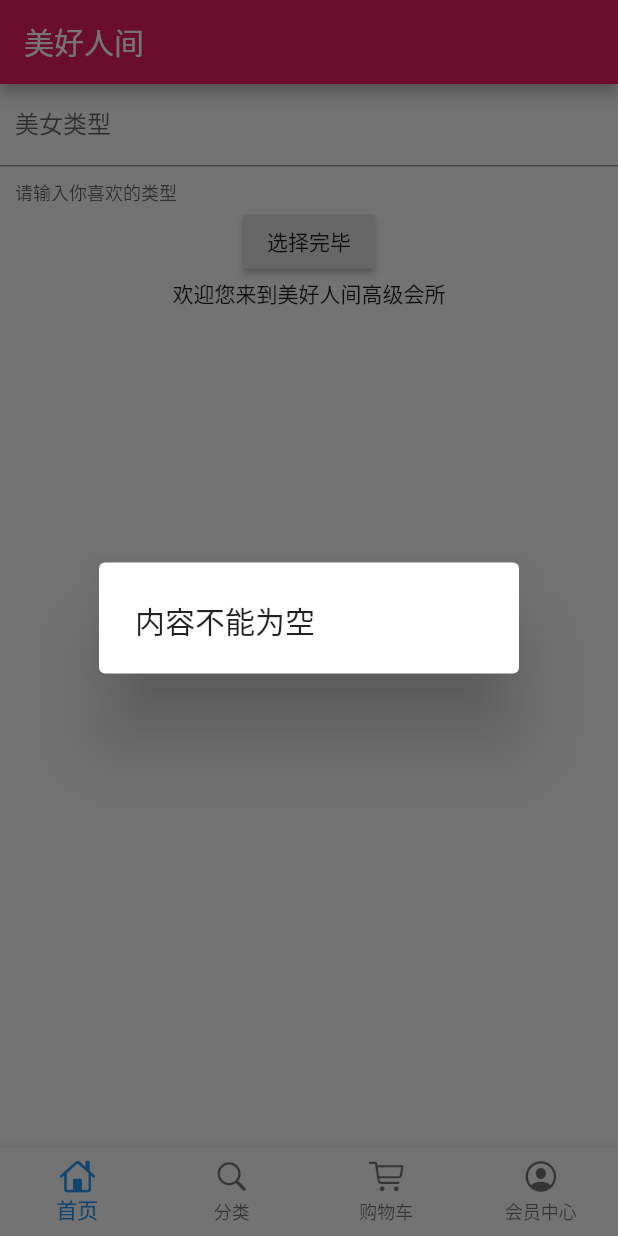
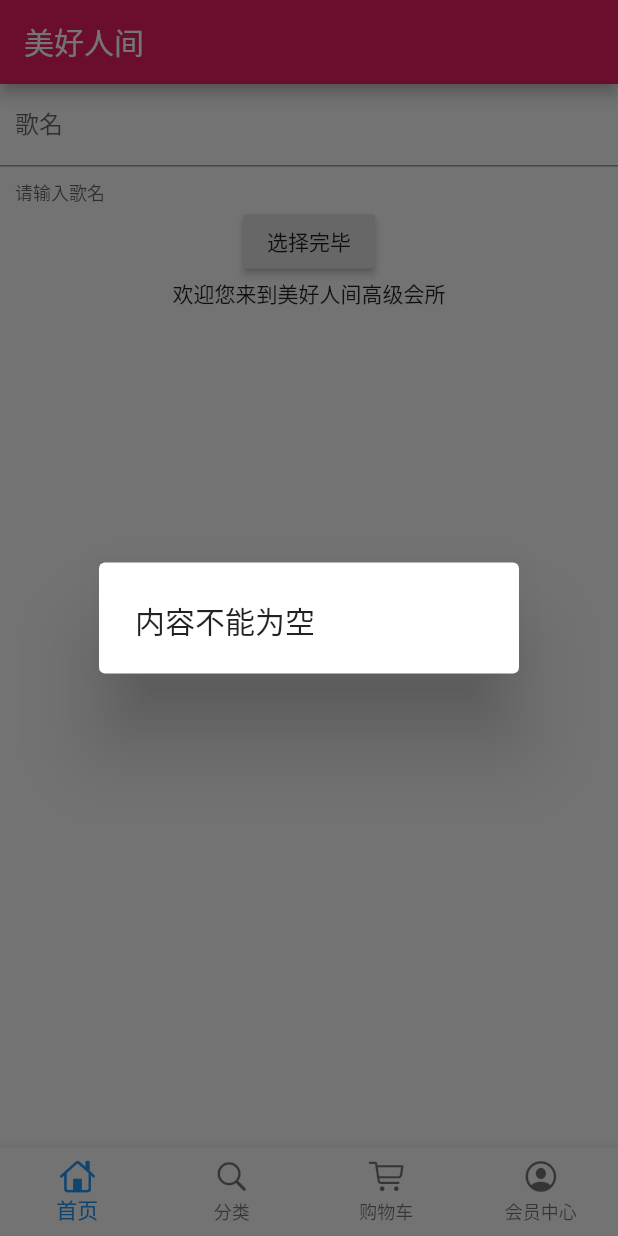
Before and after one commit to fanxiao168/flutter_shop, a Flutter app: the screen it shows after launch, after a tap on "选择完毕", on a phone screen of 412 x 824 dp. Run offline on Flutter 3.47's test engine with Material 2 defaults, Android fonts, the phone set to English and light mode, and no system bars; our stand-ins replace dio.

Commit message:
Dio基础_POST请求的使用

```diff
--- a/flutter_shop/lib/pages/home_page.dart
+++ b/flutter_shop/lib/pages/home_page.dart
@@ -23,8 +23,8 @@ class _HomePageState extends State<HomePage> {
                     controller: typeController,
                     decoration: InputDecoration(
                       contentPadding: EdgeInsets.all(10.0),
-                      labelText: '美女类型',
-                      helperText: '请输入你喜欢的类型',
+                      labelText: '歌名',
+                      helperText: '请输入歌名',
                     ),
                     autofocus: false,
                   ),
@@ -45,13 +45,13 @@ class _HomePageState extends State<HomePage> {
   }
 
   void _choiceAction() {
-    print('开始选择你喜欢的类型.......');
+    print('开始选择歌名.......');
     if (typeController.text.toString() == '') {
       showDialog(
           context: context,
           builder: (context) => AlertDialog(title: Text('内容不能为空')));
     } else {
-      getHttp(typeController.text.toString()).then((val) {
+      postHttp(typeController.text.toString()).then((val) {
         setState(() {
           print(val);
           showText = val['result'].toString();
@@ -60,12 +60,12 @@ class _HomePageState extends State<HomePage> {
     }
   }
 
-  Future getHttp(String TypeText) async {
+  Future postHttp(String TypeText) async {
     try {
       Response response;
       var data = {'name': TypeText};
       response = await Dio()
-          .get("https://api.apiopen.top/searchMusic", queryParameters: data);
+          .post("https://api.apiopen.top/searchMusic", queryParameters: data);
       return response.data;
     } catch (e) {
       return print(e);
```
